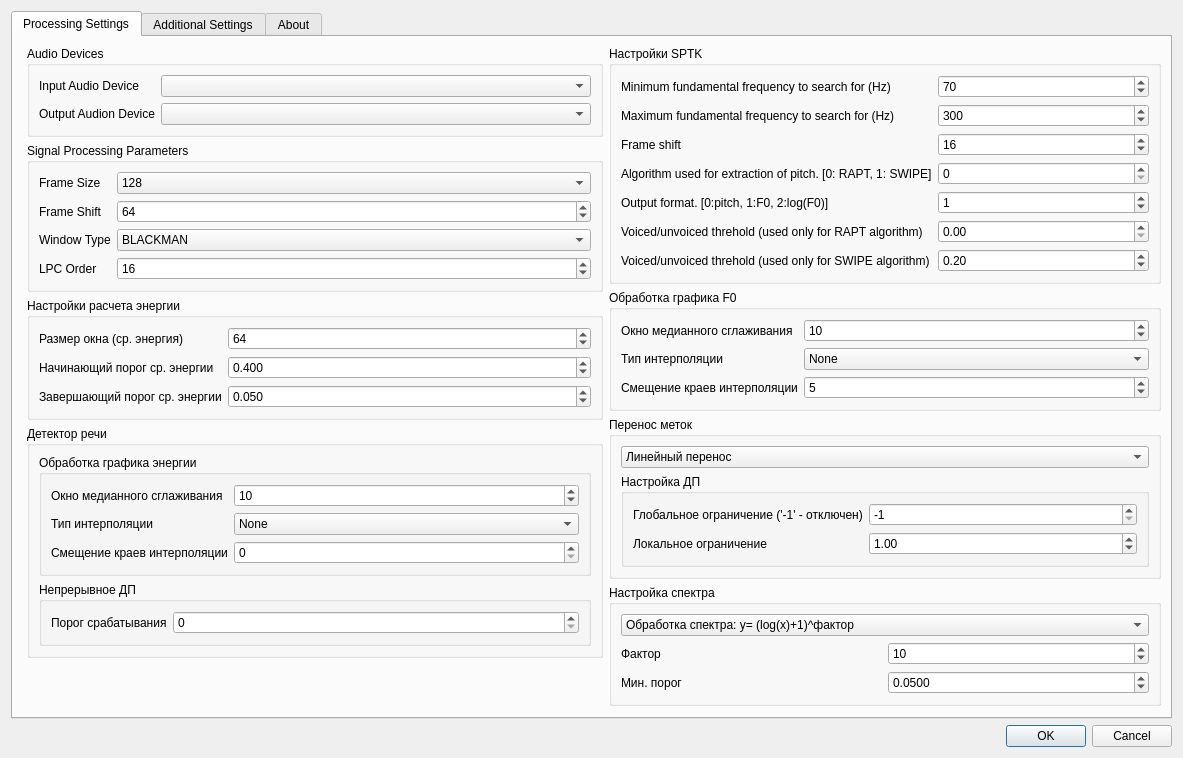
The window that settingsdialog.ui (zhitko/inton-trainer) describes before a commit, drawn with Qt 5.
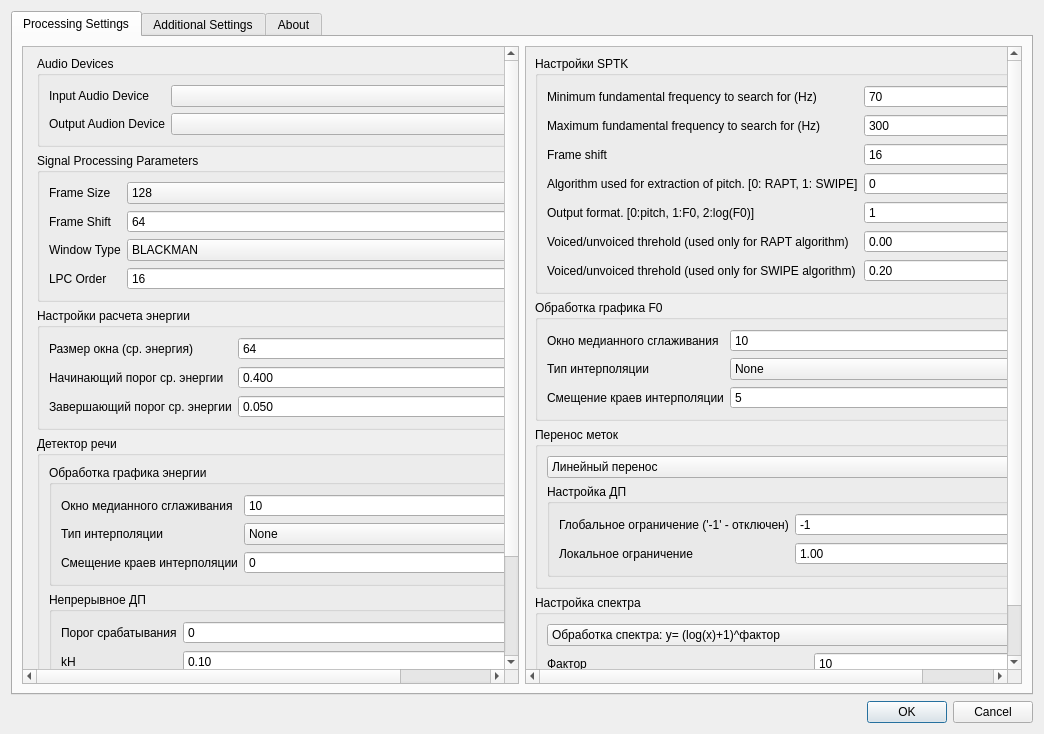
The same window after the commit. Icons and pictures are not drawn.

Diff of the .ui file:
```diff
--- a/settingsdialog.ui
+++ b/settingsdialog.ui
@@ -6,8 +6,8 @@
    <rect>
     <x>0</x>
     <y>0</y>
-    <width>806</width>
-    <height>675</height>
+    <width>1044</width>
+    <height>734</height>
    </rect>
   </property>
   <property name="windowTitle">
@@ -29,6 +29,27 @@
       </attribute>
       <layout class="QHBoxLayout" name="horizontalLayout">
        <item>
+        <widget class="QScrollArea" name="scrollArea">
+         <property name="horizontalScrollBarPolicy">
+          <enum>Qt::ScrollBarAsNeeded</enum>
+         </property>
+         <property name="widgetResizable">
+          <bool>true</bool>
+         </property>
+         <property name="alignment">
+          <set>Qt::AlignCenter</set>
+         </property>
+         <widget class="QWidget" name="scrollAreaWidgetContents">
+          <property name="geometry">
+           <rect>
+            <x>0</x>
+            <y>0</y>
+            <width>528</width>
+            <height>660</height>
+           </rect>
+          </property>
+          <layout class="QHBoxLayout" name="horizontalLayout_2">
+           <item>
         <layout class="QVBoxLayout" name="verticalLayout_2">
          <property name="leftMargin">
           <number>5</number>
@@ -426,6 +447,71 @@
                  </property>
                 </widget>
                </item>
+                   <item row="1" column="0">
+                    <widget class="QLabel" name="label_30">
+                     <property name="text">
+                      <string>kH</string>
+                     </property>
+                    </widget>
+                   </item>
+                   <item row="2" column="0">
+                    <widget class="QLabel" name="label_31">
+                     <property name="text">
+                      <string>kV</string>
+                     </property>
+                    </widget>
+                   </item>
+                   <item row="3" column="0">
+                    <widget class="QLabel" name="label_32">
+                     <property name="text">
+                      <string>kD</string>
+                     </property>
+                    </widget>
+                   </item>
+                   <item row="4" column="0">
+                    <widget class="QLabel" name="label_33">
+                     <property name="text">
+                      <string>kT</string>
+                     </property>
+                    </widget>
+                   </item>
+                   <item row="1" column="1">
+                    <widget class="QDoubleSpinBox" name="continiusDpKH">
+                     <property name="singleStep">
+                      <double>0.100000000000000</double>
+                     </property>
+                     <property name="value">
+                      <double>0.100000000000000</double>
+                     </property>
+                    </widget>
+                   </item>
+                   <item row="2" column="1">
+                    <widget class="QDoubleSpinBox" name="continiusDpKV">
+                     <property name="singleStep">
+                      <double>0.100000000000000</double>
+                     </property>
+                     <property name="value">
+                      <double>1.000000000000000</double>
+                     </property>
+                    </widget>
+                   </item>
+                   <item row="3" column="1">
+                    <widget class="QDoubleSpinBox" name="continiusDpKD">
+                     <property name="singleStep">
+                      <double>0.100000000000000</double>
+                     </property>
+                     <property name="value">
+                      <double>0.500000000000000</double>
+                     </property>
+                    </widget>
+                   </item>
+                   <item row="4" column="1">
+                    <widget class="QDoubleSpinBox" name="continiusDpKT">
+                     <property name="value">
+                      <double>20.000000000000000</double>
+                     </property>
+                    </widget>
+                   </item>
               </layout>
              </widget>
             </item>
@@ -447,6 +533,25 @@
          </item>
         </layout>
        </item>
+          </layout>
+         </widget>
+        </widget>
+       </item>
+       <item>
+        <widget class="QScrollArea" name="scrollArea_2">
+         <property name="widgetResizable">
+          <bool>true</bool>
+         </property>
+         <widget class="QWidget" name="scrollAreaWidgetContents_2">
+          <property name="geometry">
+           <rect>
+            <x>0</x>
+            <y>0</y>
+            <width>504</width>
+            <height>624</height>
+           </rect>
+          </property>
+          <layout class="QHBoxLayout" name="horizontalLayout_3">
        <item>
         <layout class="QVBoxLayout" name="verticalLayout_4">
          <item>
@@ -805,6 +910,10 @@
           </spacer>
          </item>
         </layout>
+           </item>
+          </layout>
+         </widget>
+        </widget>
        </item>
       </layout>
      </widget>
```
Lines whose indentation alone changed are shown as unchanged.
